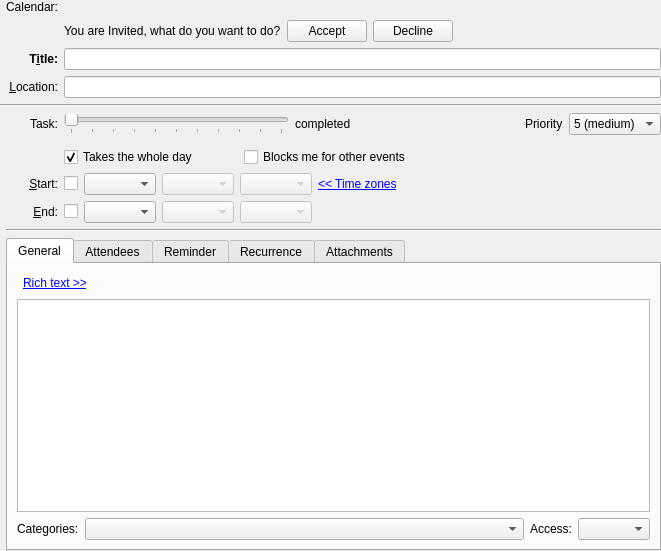
chusopr/kdepim-ktimetracker-akonadi, file incidenceeditor-ng/eventortododesktop.ui: the form before one commit.
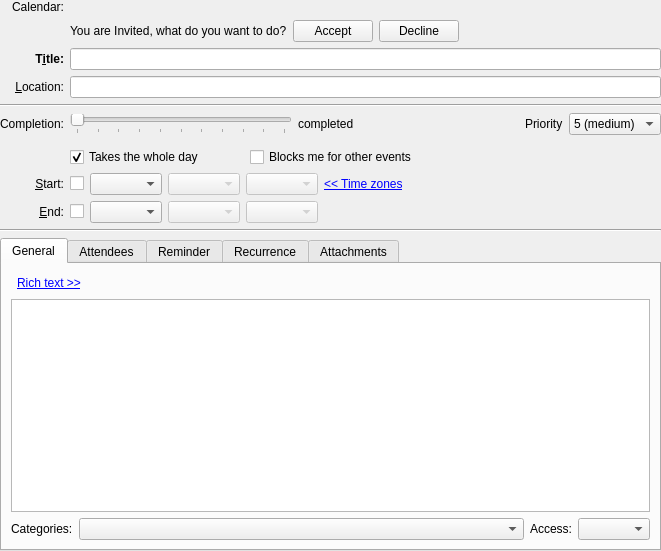
The form after the commit. Custom widgets are drawn as their Qt base class.

Commit message: Remove the task label from the completion line, replace it by Completion and only show percentage after the slider.

What changed in the file:
```diff
--- a/incidenceeditor-ng/eventortododesktop.ui
+++ b/incidenceeditor-ng/eventortododesktop.ui
@@ -14,7 +14,7 @@
    <property name="margin">
     <number>0</number>
    </property>
-   <item row="0" column="1">
+   <item row="0" column="0">
     <widget class="QLabel" name="label">
      <property name="sizePolicy">
       <sizepolicy hsizetype="Minimum" vsizetype="Preferred">
@@ -33,10 +33,10 @@
      </property>
     </widget>
    </item>
-   <item row="0" column="2">
+   <item row="0" column="1">
     <widget class="QWidget" name="mCalSelectorPlaceHolder" native="true"/>
    </item>
-   <item row="1" column="2">
+   <item row="1" column="1">
     <widget class="QWidget" name="mInvitationBar" native="true">
      <layout class="QHBoxLayout" name="horizontalLayout_10">
       <property name="margin">
@@ -85,7 +85,7 @@
      </layout>
     </widget>
    </item>
-   <item row="2" column="1">
+   <item row="2" column="0">
     <widget class="QLabel" name="label_2">
      <property name="sizePolicy">
       <sizepolicy hsizetype="Minimum" vsizetype="Preferred">
@@ -119,7 +119,7 @@
      </property>
     </widget>
    </item>
-   <item row="2" column="2">
+   <item row="2" column="1">
     <widget class="KLineEdit" name="mSummaryEdit">
      <property name="sizePolicy">
       <sizepolicy hsizetype="MinimumExpanding" vsizetype="Fixed">
@@ -135,7 +135,7 @@
      </property>
     </widget>
    </item>
-   <item row="3" column="1">
+   <item row="3" column="0">
     <widget class="QLabel" name="label_4">
      <property name="sizePolicy">
       <sizepolicy hsizetype="Minimum" vsizetype="Preferred">
@@ -157,7 +157,7 @@
      </property>
     </widget>
    </item>
-   <item row="3" column="2">
+   <item row="3" column="1">
     <widget class="KLineEdit" name="mLocationEdit">
      <property name="sizePolicy">
       <sizepolicy hsizetype="MinimumExpanding" vsizetype="Fixed">
@@ -173,17 +173,24 @@
      </property>
     </widget>
    </item>
-   <item row="6" column="0" colspan="2">
+   <item row="4" column="0" colspan="2">
+    <widget class="Line" name="line">
+     <property name="orientation">
+      <enum>Qt::Horizontal</enum>
+     </property>
+    </widget>
+   </item>
+   <item row="5" column="0">
     <widget class="QLabel" name="mTaskLabel">
      <property name="text">
-      <string comment="@label line containing task specific ui controls">Task:</string>
+      <string comment="@label line containing task specific ui controls">Completion:</string>
      </property>
      <property name="alignment">
       <set>Qt::AlignRight|Qt::AlignTrailing|Qt::AlignVCenter</set>
      </property>
     </widget>
    </item>
-   <item row="6" column="2">
+   <item row="5" column="1">
     <widget class="QWidget" name="mCompletionPriorityWidget" native="true">
      <layout class="QHBoxLayout" name="horizontalLayout_8">
       <property name="margin">
@@ -291,10 +298,7 @@
      </layout>
     </widget>
    </item>
-   <item row="7" column="1" colspan="2">
-    <widget class="KSeparator" name="mTaskSeparator"/>
-   </item>
-   <item row="8" column="2">
+   <item row="8" column="1">
     <layout class="QHBoxLayout" name="horizontalLayout_5">
      <item>
       <widget class="QCheckBox" name="mWholeDayCheck">
@@ -353,7 +357,7 @@
      </item>
     </layout>
    </item>
-   <item row="9" column="1">
+   <item row="9" column="0">
     <widget class="QLabel" name="mStartLabel">
      <property name="sizePolicy">
       <sizepolicy hsizetype="Minimum" vsizetype="Preferred">
@@ -375,7 +379,7 @@
      </property>
     </widget>
    </item>
-   <item row="9" column="2">
+   <item row="9" column="1">
     <layout class="QHBoxLayout" name="horizontalLayout_2">
      <item>
       <widget class="QCheckBox" name="mStartCheck">
@@ -471,7 +475,7 @@
      </item>
     </layout>
    </item>
-   <item row="10" column="1">
+   <item row="10" column="0">
     <widget class="QLabel" name="mEndLabel">
      <property name="sizePolicy">
       <sizepolicy hsizetype="Minimum" vsizetype="Preferred">
@@ -493,7 +497,7 @@
      </property>
     </widget>
    </item>
-   <item row="10" column="2">
+   <item row="10" column="1">
     <layout class="QHBoxLayout" name="horizontalLayout_4">
      <item>
       <widget class="QCheckBox" name="mEndCheck">
@@ -562,14 +566,14 @@
      </item>
     </layout>
    </item>
-   <item row="11" column="1" colspan="2">
+   <item row="11" column="0" colspan="2">
     <widget class="Line" name="line_2">
      <property name="orientation">
       <enum>Qt::Horizontal</enum>
      </property>
     </widget>
    </item>
-   <item row="12" column="1" colspan="2">
+   <item row="12" column="0" colspan="2">
     <widget class="KTabWidget" name="mTabWidget">
      <property name="currentIndex">
       <number>0</number>
@@ -1466,12 +1470,8 @@
      </widget>
     </widget>
    </item>
-   <item row="4" column="0" colspan="3">
-    <widget class="Line" name="line">
-     <property name="orientation">
-      <enum>Qt::Horizontal</enum>
-     </property>
-    </widget>
+   <item row="6" column="0" colspan="2">
+    <widget class="KSeparator" name="mTaskSeparator"/>
    </item>
   </layout>
  </widget>
```
The commit also changes 1 other file.
